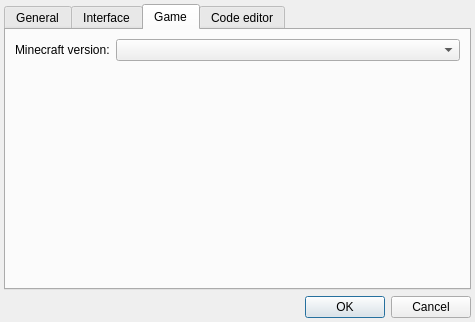
Before: the Qt Designer form src/settingsdialog.ui in IoeCmcomc/MCDatapacker, drawn with Qt 5.
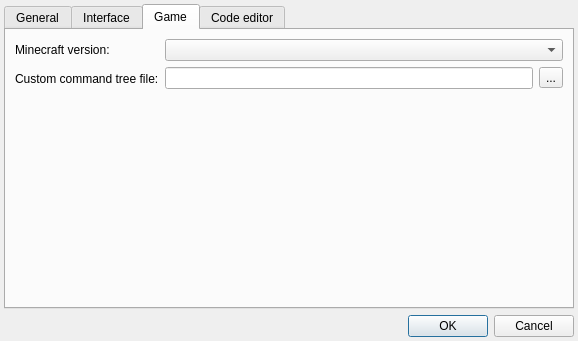
After: the same form once the commit is applied. The open tabs and pages were chosen to show the change.

Commit message:
[Impl] Allow users to specify a custom command syntax file
SettingsDialog:
- Show whether the custom syntax file is valid or not.

MainWindow:
- Try to load a custom syntax file first. If failed, load the version's
default file instead.

Command::Schema::Node:
- Implement the destructor.

Command::Schema::SchemaParser:
- Delete the old command tree before setting a new tree.

Diff of the .ui file:
```diff
--- a/src/settingsdialog.ui
+++ b/src/settingsdialog.ui
@@ -6,8 +6,8 @@
    <rect>
     <x>0</x>
     <y>0</y>
-    <width>475</width>
-    <height>322</height>
+    <width>578</width>
+    <height>341</height>
    </rect>
   </property>
   <property name="windowTitle">
@@ -174,6 +174,43 @@
        <item row="0" column="1">
         <widget class="QComboBox" name="gameVersionCombo"/>
        </item>
+       <item row="1" column="0">
+        <widget class="QLabel" name="label_9">
+         <property name="text">
+          <string>Custom command tree file:</string>
+         </property>
+         <property name="buddy">
+          <cstring>customCmdEdit</cstring>
+         </property>
+        </widget>
+       </item>
+       <item row="1" column="1">
+        <layout class="QGridLayout" name="gridLayout_3">
+         <item row="0" column="1">
+          <widget class="QToolButton" name="customCmdBtn">
+           <property name="text">
+            <string>...</string>
+           </property>
+          </widget>
+         </item>
+         <item row="0" column="0">
+          <widget class="QLineEdit" name="customCmdEdit"/>
+         </item>
+         <item row="1" column="0" colspan="2">
+          <widget class="QLabel" name="customCmdStatus">
+           <property name="text">
+            <string/>
+           </property>
+           <property name="textFormat">
+            <enum>Qt::RichText</enum>
+           </property>
+           <property name="wordWrap">
+            <bool>true</bool>
+           </property>
+          </widget>
+         </item>
+        </layout>
+       </item>
       </layout>
      </widget>
      <widget class="QWidget" name="codeEditorTab">
```
Left out of the diff: 3 changed lines with no effect on the pictures. The commit also changes 9 other files.
